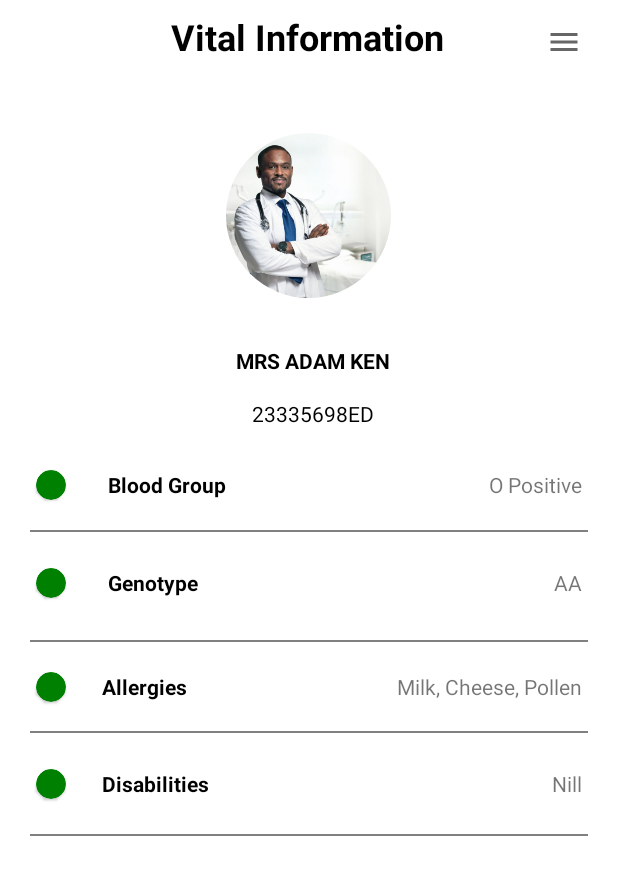
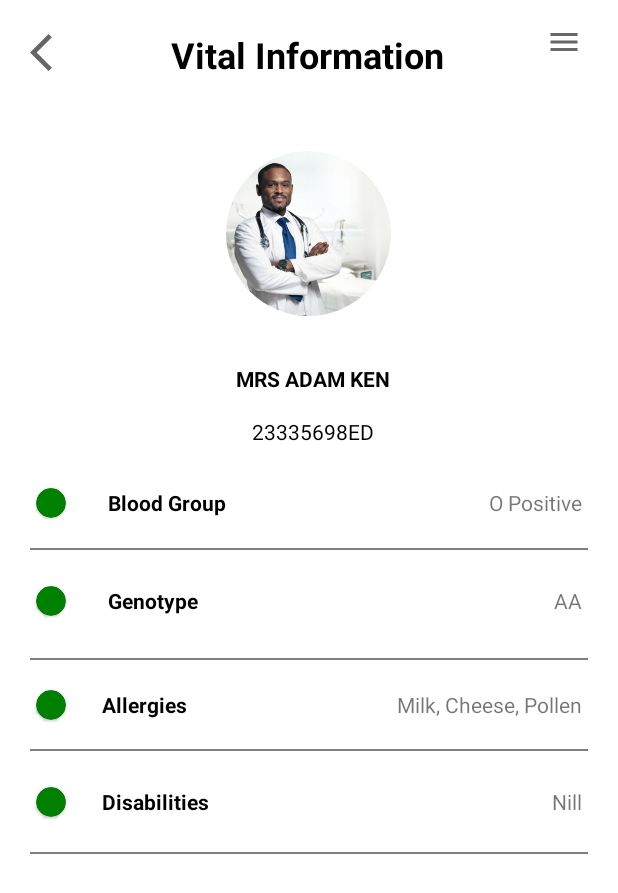
Before and after one commit to oyedsamu/Health_Records, an Android app: the VitalInfoFragment screen opened through its navigation route, on a phone screen of 412 x 824 dp. Shown: the top 893 px of the screen. Run offline under Robolectric (Android 15) with nearby library versions, the phone set to English and light mode, and no system bars; our stand-ins replace CircleImageView, Dagger/Hilt's generated code, navigation-ui; pictures from the network do not load; 2 statements that could not run were skipped.

Commit message:
add back button to several screens

```diff
--- a/app/src/main/java/com/decadevs/healthrecords/ui/NurseComments.kt
+++ b/app/src/main/java/com/decadevs/healthrecords/ui/NurseComments.kt
@@ -5,6 +5,7 @@ import androidx.fragment.app.Fragment
 import android.view.LayoutInflater
 import android.view.View
 import android.view.ViewGroup
+import androidx.navigation.fragment.findNavController
 import com.decadevs.healthrecords.R
 import com.decadevs.healthrecords.databinding.FragmentNurseCommentsBinding
 import com.decadevs.healthrecords.databinding.FragmentPatientDetailsBinding
@@ -15,7 +16,6 @@ class NurseComments : Fragment() {
     private val binding get() = _binding!!
     override fun onCreate(savedInstanceState: Bundle?) {
         super.onCreate(savedInstanceState)
-
     }
 
     override fun onCreateView(
@@ -33,7 +33,11 @@ class NurseComments : Fragment() {
             val nurseComment = binding.fragmentNurseCommentTextInputEt.text
             // Do something with this text.
 
+        }
 
+        /** BACK BUTTON */
+        binding.nurseCommentsBackIb.setOnClickListener {
+            findNavController().popBackStack()
         }
     }
 
--- a/app/src/main/java/com/decadevs/healthrecords/ui/doctorpage/DoctorPageFragment.kt
+++ b/app/src/main/java/com/decadevs/healthrecords/ui/doctorpage/DoctorPageFragment.kt
@@ -6,13 +6,10 @@ import android.util.Log
 import android.view.LayoutInflater
 import android.view.View
 import android.view.ViewGroup
-import android.widget.Toast
-import androidx.activity.OnBackPressedCallback
 import androidx.fragment.app.Fragment
 import androidx.lifecycle.ViewModelProvider
 import androidx.lifecycle.asLiveData
 import androidx.navigation.fragment.findNavController
-import com.decadevs.healthrecords.R
 import com.decadevs.healthrecords.api.ApiService
 import com.decadevs.healthrecords.api.Resource
 import com.decadevs.healthrecords.databinding.FragmentDoctorPageBinding
@@ -21,6 +18,7 @@ import com.decadevs.healthrecords.model.response.PatientDataResponse
 import com.decadevs.healthrecords.repository.HealthRecordsRepositoryImpl
 import com.decadevs.healthrecords.viewmodel.HealthRecordsViewModel
 import com.decadevs.healthrecords.viewmodel.ViewModelFactory
+import com.decadevs.utils.patientIsInView
 import com.decadevs.utils.showToast
 import dagger.hilt.android.AndroidEntryPoint
 import javax.inject.Inject
@@ -45,6 +43,9 @@ class DoctorPageFragment : Fragment() {
     ): View? {
         // Inflate the layout for this fragment
         _binding = FragmentDoctorPageBinding.inflate(inflater, container, false)
+
+        /** SET PARAMETER TO HIDE PATIENT DETAILS FROM SIDE NAV BAR */
+        patientIsInView = false
 
         val repository = HealthRecordsRepositoryImpl(apiService)
         val factory = ViewModelFactory(repository, requireContext())
--- a/app/src/main/java/com/decadevs/healthrecords/ui/patientMedicalDetails/PatientMedicalDetailsFragment.kt
+++ b/app/src/main/java/com/decadevs/healthrecords/ui/patientMedicalDetails/PatientMedicalDetailsFragment.kt
@@ -40,9 +40,9 @@ class PatientMedicalDetailsFragment : Fragment() {
         binding.patientDiagnosisEt.setText(details)
 
         /** BACK BUTTON */
-//        binding.backArrow.setOnClickListener {
-//            findNavController().navigate(R.id.patientDetailsFragment)
-//        }
+        binding.medicalDetailsBackIb.setOnClickListener {
+            findNavController().popBackStack()
+        }
 //
 //        binding.editDetailsBtn.setOnClickListener {
 //            findNavController().navigate(R.id.doctorPrescriptionFragment)
--- a/app/src/main/java/com/decadevs/healthrecords/ui/vitalinfo/VitalInfoFragment.kt
+++ b/app/src/main/java/com/decadevs/healthrecords/ui/vitalinfo/VitalInfoFragment.kt
@@ -5,18 +5,33 @@ import androidx.fragment.app.Fragment
 import android.view.LayoutInflater
 import android.view.View
 import android.view.ViewGroup
+import androidx.navigation.fragment.findNavController
 import com.decadevs.healthrecords.R
+import com.decadevs.healthrecords.databinding.FragmentPatientMedicalDetailsBinding
+import com.decadevs.healthrecords.databinding.FragmentVitalInfoBinding
 
 
 class VitalInfoFragment : Fragment() {
 
+    private var _binding: FragmentVitalInfoBinding? = null
+    private val binding get() = _binding!!
 
     override fun onCreateView(
         inflater: LayoutInflater, container: ViewGroup?,
         savedInstanceState: Bundle?
     ): View? {
         // Inflate the layout for this fragment
-        return inflater.inflate(R.layout.fragment_vital_info, container, false)
+        _binding = FragmentVitalInfoBinding.inflate(layoutInflater, container, false)
+        return binding.root
+    }
+
+    override fun onViewCreated(view: View, savedInstanceState: Bundle?) {
+        super.onViewCreated(view, savedInstanceState)
+
+        /** BACK BUTTON */
+        binding.vitalInfoBackIb.setOnClickListener {
+            findNavController().popBackStack()
+        }
     }
 
 
--- a/app/src/main/java/com/decadevs/utils/Constants.kt
+++ b/app/src/main/java/com/decadevs/utils/Constants.kt
@@ -3,4 +3,5 @@ package com.decadevs.utils
 const val SHARED_PREFS: String = "sharedPrefs"
 const val TOKEN : String = "token"
 const val LOG_OUT = "log_out"
-var patientIsInView = false
+var patientIsInView = true
+var currentPatientId = ""
--- a/app/src/main/res/layout/activity_main.xml
+++ b/app/src/main/res/layout/activity_main.xml
@@ -8,8 +8,6 @@
     android:layout_height="match_parent"
     tools:context=".MainActivity"
     tools:openDrawer="start">
-
-
     <androidx.fragment.app.FragmentContainerView
         android:id="@+id/nav_host_fragment"
         android:name="androidx.navigation.fragment.NavHostFragment"
@@ -22,7 +20,4 @@
         app:layout_constraintTop_toTopOf="parent"
         app:navGraph="@navigation/nav_graph"
         />
-
-
-
 </androidx.constraintlayout.widget.ConstraintLayout>
--- a/app/src/main/res/layout/fragment_doctor_prescription.xml
+++ b/app/src/main/res/layout/fragment_doctor_prescription.xml
@@ -37,8 +37,8 @@
 
         <ImageButton
             android:id="@+id/back_arrow"
-            android:layout_width="wrap_content"
-            android:layout_height="wrap_content"
+            android:layout_width="50dp"
+            android:layout_height="50dp"
             android:layout_marginStart="10dp"
             android:layout_marginTop="10dp"
             android:elevation="10dp"
--- a/app/src/main/res/layout/fragment_patient_details.xml
+++ b/app/src/main/res/layout/fragment_patient_details.xml
@@ -9,10 +9,10 @@
 
     <ImageButton
         android:id="@+id/patientDetails_back_ib"
-        android:layout_width="wrap_content"
-        android:layout_height="wrap_content"
+        android:layout_width="50dp"
+        android:layout_height="50dp"
         android:backgroundTint="@color/transparent"
-        android:layout_marginStart="20dp"
+        android:layout_marginStart="10dp"
         android:layout_marginTop="10dp"
         android:src="@drawable/ic_arrow_back"
         app:layout_constraintStart_toStartOf="parent"
--- a/app/src/main/res/layout/fragment_vital_info.xml
+++ b/app/src/main/res/layout/fragment_vital_info.xml
@@ -7,12 +7,22 @@
     android:background="@color/white"
     tools:context=".ui.vitalinfo.VitalInfoFragment">
 
+    <ImageButton
+        android:id="@+id/vitalInfo_back_ib"
+        android:layout_width="50dp"
+        android:layout_height="50dp"
+        android:backgroundTint="@color/transparent"
+        android:layout_marginStart="10dp"
+        android:layout_marginTop="10dp"
+        android:src="@drawable/ic_arrow_back"
+        app:layout_constraintStart_toStartOf="parent"
+        app:layout_constraintTop_toTopOf="parent" />
 
     <TextView
         android:id="@+id/fragment_vital_info_title_tv"
         android:layout_width="wrap_content"
         android:layout_height="wrap_content"
-        android:layout_marginTop="8dp"
+        android:layout_marginTop="20dp"
         android:text="@string/vital_information_str"
         android:textColor="@color/black"
         android:textSize="24sp"
```
Also changed, not shown: app/src/main/java/com/decadevs/healthrecords/MainActivity.kt (+9 -3 lines), app/src/main/java/com/decadevs/healthrecords/ui/patientdetails/PatientDetailsFragment.kt (+6 -1 lines), app/src/main/res/layout/fragment_nurse_comments.xml (+11 -0 lines), app/src/main/res/layout/fragment_patient_medical_details.xml (+11 -1 lines), app/src/main/res/menu/drawer_menu.xml (+3 -9 lines).
